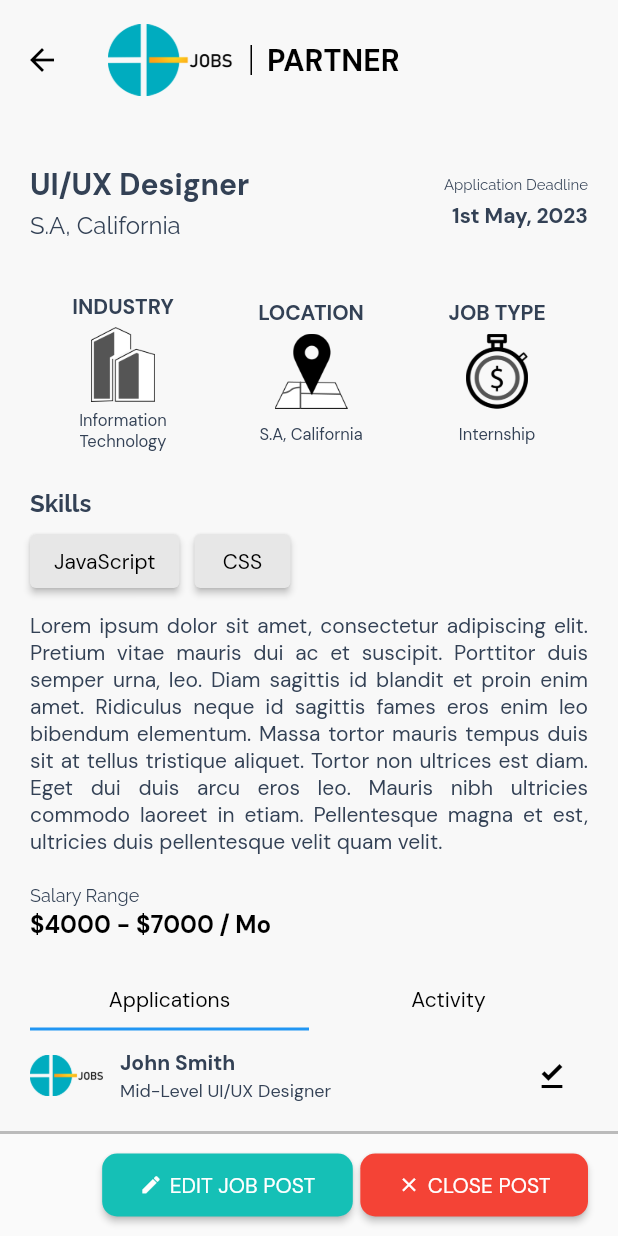
After one commit to Nicholas-Cy/Partner-App, a Flutter app: the ViewJobPost screen opened directly, on a phone screen of 412 x 824 dp. The commit adds this screen. Run offline on Flutter 3.47's test engine with Material 2 defaults, Android fonts, the phone set to English and light mode, and no system bars; our stand-ins replace google_fonts.

Commit message:
New/Ui: `View Job Post` screen MVP done

```diff
--- /dev/null
+++ b/lib/components/job-activity-list-item.dart
@@ -0,0 +1,63 @@
+import 'package:flutter/material.dart';
+import 'package:google_fonts/google_fonts.dart';
+
+import '../ui/theme_data/fonts.dart';
+
+class JobActivityListItem extends StatelessWidget {
+  const JobActivityListItem({super.key});
+
+  @override
+  Widget build(BuildContext context) {
+    return Padding(
+      padding: const EdgeInsets.only(bottom: 10.0),
+      child: Wrap(
+        crossAxisAlignment: WrapCrossAlignment.center,
+        children: [
+          const Padding(
+            padding: EdgeInsets.symmetric(vertical: 5.0),
+            child: Icon(Icons.circle, color: Colors.green),
+          ),
+          const SizedBox(width: 10.0),
+          RichText(
+            softWrap: true,
+            overflow: TextOverflow.fade,
+            text: TextSpan(
+              text: 'ABC, Inc',
+              style: GoogleFonts.dmSans(
+                textStyle: FontThemeData.btnBlackText,
+                color: Colors.blue,
+              ),
+              children: const <TextSpan>[
+                TextSpan(
+                  text: ' posted the job ',
+                  style: TextStyle(
+                    color: Colors.black45,
+                  ),
+                ),
+                TextSpan(
+                  text: 'UI UX Designer',
+                  style: TextStyle(
+                    fontWeight: FontWeight.bold,
+                  ),
+                ),
+              ],
+            ),
+          ),
+          const Padding(
+            padding: EdgeInsets.symmetric(horizontal: 5.0),
+            child: Icon(
+              Icons.circle,
+              color: Colors.black38,
+              size: 8.0,
+            ),
+          ),
+          Text(
+            "2 weeks ago",
+            style: GoogleFonts.dmSans(
+                textStyle: FontThemeData.btnBlackText, color: Colors.black45),
+          )
+        ],
+      ),
+    );
+  }
+}
--- /dev/null
+++ b/lib/components/job-applicant-list-item.dart
@@ -0,0 +1,59 @@
+import 'package:flutter/material.dart';
+import 'package:google_fonts/google_fonts.dart';
+
+import '../ui/theme_data/fonts.dart';
+
+class JobApplicantListItem extends StatelessWidget {
+  const JobApplicantListItem({super.key});
+
+  @override
+  Widget build(BuildContext context) {
+    return Padding(
+      padding: const EdgeInsets.symmetric(vertical: 5.0),
+      child: InkWell(
+        onTap: () {},
+        child: Row(
+          mainAxisAlignment: MainAxisAlignment.spaceBetween,
+          children: [
+            Row(
+              crossAxisAlignment: CrossAxisAlignment.center,
+              children: [
+                const Image(
+                  image: AssetImage('assets/images/logo.png'),
+                  width: 50.0,
+                  height: 50.0,
+                ),
+                const SizedBox(width: 10.0),
+                Column(
+                  mainAxisAlignment: MainAxisAlignment.center,
+                  crossAxisAlignment: CrossAxisAlignment.start,
+                  children: [
+                    Text(
+                      "John Smith",
+                      style: GoogleFonts.dmSans(
+                          textStyle: FontThemeData.profileName),
+                    ),
+                    const SizedBox(height: 2.0),
+                    Text(
+                      "Mid-Level UI/UX Designer",
+                      style: GoogleFonts.dmSans(
+                          textStyle: FontThemeData.profileOccupation),
+                    ),
+                  ],
+                ),
+              ],
+            ),
+            IconButton(
+              padding: const EdgeInsets.all(0.0),
+              onPressed: () {},
+              icon: const Icon(
+                Icons.file_download_done,
+                color: Colors.black,
+              ),
+            ),
+          ],
+        ),
+      ),
+    );
+  }
+}
--- a/lib/components/shared/job-item.dart
+++ b/lib/components/shared/job-item.dart
@@ -2,6 +2,7 @@ import 'package:flutter/material.dart';
 import 'package:google_fonts/google_fonts.dart';
 
 import '../../ui/theme_data/fonts.dart';
+import '../../ui/job-post/index.dart';
 
 class JobPost extends StatelessWidget {
   const JobPost({super.key});
@@ -9,7 +10,15 @@ class JobPost extends StatelessWidget {
   @override
   Widget build(BuildContext context) {
     double width = MediaQuery.of(context).size.width;
-    return Container(
+    return GestureDetector(
+      onTap: () {
+        Navigator.of(context).push(
+          MaterialPageRoute(
+            builder: (BuildContext context) => const ViewJobPost(),
+          ),
+        );
+      },
+      child: Container(
         width: width - 40.0,
         padding: const EdgeInsets.symmetric(
           vertical: 15.0,
@@ -80,6 +89,7 @@ class JobPost extends StatelessWidget {
             ),
           ],
         ),
+      ),
     );
   }
 }
--- /dev/null
+++ b/lib/ui/job-post/index.dart
@@ -0,0 +1,365 @@
+import 'package:flutter/material.dart';
+import 'package:google_fonts/google_fonts.dart';
+
+import '../theme_data/fonts.dart';
+import '../../components/job-applicant-list-item.dart';
+import '../../components/job-activity-list-item.dart';
+
+class ViewJobPost extends StatefulWidget {
+  const ViewJobPost({super.key});
+
+  @override
+  State<ViewJobPost> createState() => _ViewJobPostState();
+}
+
+class _ViewJobPostState extends State<ViewJobPost>
+    with TickerProviderStateMixin {
+  late TabController _tabController;
+
+  @override
+  void initState() {
+    _tabController = TabController(
+      length: 2,
+      vsync: this,
+      animationDuration: const Duration(milliseconds: 200),
+    );
+    super.initState();
+  }
+
+  @override
+  Widget build(BuildContext context) {
+    double width = MediaQuery.of(context).size.width;
+    double attributeContainer = 50.0;
+    double attributeContainerText = attributeContainer + 10.0;
+    return Scaffold(
+      appBar: AppBar(
+        title: Row(
+          children: [
+            const Image(
+              width: 85.0,
+              image: AssetImage('assets/images/logo.png'),
+            ),
+            const SizedBox(width: 10.0),
+            Container(
+              width: 1.0,
+              height: 20.0,
+              decoration: const BoxDecoration(color: Colors.black),
+            ),
+            const SizedBox(width: 10.0),
+            Text(
+              "PARTNER",
+              style:
+                  GoogleFonts.dmSans(textStyle: FontThemeData.partnerHeading),
+            ),
+          ],
+        ),
+        toolbarHeight: 80.0,
+        elevation: 0,
+        backgroundColor: const Color.fromRGBO(248, 248, 248, 1.0),
+        shadowColor: Colors.transparent,
+        iconTheme: const IconThemeData(color: Colors.black),
+      ),
+      backgroundColor: const Color.fromRGBO(248, 248, 248, 1.0),
+      body: SingleChildScrollView(
+        physics: const BouncingScrollPhysics(),
+        child: Container(
+          padding: const EdgeInsets.symmetric(vertical: 10.0, horizontal: 20.0),
+          color: const Color.fromRGBO(248, 248, 248, 1.0),
+          child: Column(
+            crossAxisAlignment: CrossAxisAlignment.start,
+            children: [
+              Padding(
+                padding: const EdgeInsets.symmetric(vertical: 20.0),
+                child: Row(
+                  mainAxisAlignment: MainAxisAlignment.spaceBetween,
+                  children: [
+                    Column(
+                      crossAxisAlignment: CrossAxisAlignment.start,
+                      children: <Widget>[
+                        Text("UI/UX Designer",
+                            style: GoogleFonts.dmSans(
+                                textStyle: FontThemeData.jobPostName)),
+                        const SizedBox(height: 5.0),
+                        Text("S.A, California",
+                            style: GoogleFonts.raleway(
+                                textStyle: FontThemeData.jobPostSecondHeading)),
+                      ],
+                    ),
+                    Column(
+                      crossAxisAlignment: CrossAxisAlignment.end,
+                      children: <Widget>[
+                        Text("Application Deadline",
+                            style: GoogleFonts.raleway(
+                                textStyle: FontThemeData.jobPostThirdHeading)),
+                        const SizedBox(height: 5.0),
+                        Text("1st May, 2023",
+                            style: GoogleFonts.dmSans(
+                                textStyle: FontThemeData.jobPostDeadlineDate))
+                      ],
+                    ),
+                  ],
+                ),
+              ),
+              const SizedBox(height: 10.0),
+              Padding(
+                padding: const EdgeInsets.symmetric(vertical: 5.0),
+                child: Row(
+                  mainAxisAlignment: MainAxisAlignment.spaceAround,
+                  children: [
+                    Column(
+                      children: <Widget>[
+                        Text("INDUSTRY",
+                            style: GoogleFonts.dmSans(
+                                textStyle:
+                                    FontThemeData.jobPostAttributesTitle)),
+                        const SizedBox(height: 5.0),
+                        Image(
+                          width: attributeContainer,
+                          height: attributeContainer,
+                          image: const AssetImage("assets/icons/industry.png"),
+                        ),
+                        const SizedBox(height: 5.0),
+                        SizedBox(
+                          width: attributeContainerText,
+                          child: Text(
+                            "Information Technology",
+                            style: GoogleFonts.dmSans(
+                                textStyle: FontThemeData.jobPostAttributesText),
+                            textAlign: TextAlign.center,
+                          ),
+                        ),
+                      ],
+                    ),
+                    Column(
+                      children: <Widget>[
+                        Text("LOCATION",
+                            style: GoogleFonts.dmSans(
+                                textStyle:
+                                    FontThemeData.jobPostAttributesTitle)),
+                        const SizedBox(height: 5.0),
+                        Image(
+                          width: attributeContainer,
+                          height: attributeContainer,
+                          image: const AssetImage("assets/icons/location.png"),
+                        ),
+                        const SizedBox(height: 10.0),
+                        Text("S.A, California",
+                            style: GoogleFonts.dmSans(
+                                textStyle:
+                                    FontThemeData.jobPostAttributesText)),
+                      ],
+                    ),
+                    Column(
+                      children: <Widget>[
+                        Text("JOB TYPE",
+                            style: GoogleFonts.dmSans(
+                                textStyle:
+                                    FontThemeData.jobPostAttributesTitle)),
+                        const SizedBox(height: 5.0),
+                        Image(
+                          width: attributeContainer,
+                          height: attributeContainer,
+                          image: const AssetImage("assets/icons/job-type.png"),
+                        ),
+                        const SizedBox(height: 10.0),
+                        Text("Internship",
+                            style: GoogleFonts.dmSans(
+                                textStyle:
+                                    FontThemeData.jobPostAttributesText)),
+                      ],
+                    ),
+                  ],
+                ),
+              ),
+              const SizedBox(height: 10.0),
+              Padding(
+                padding: const EdgeInsets.only(top: 10.0, bottom: 5.0),
+                child: Text(
+                  "Skills",
+                  style: GoogleFonts.raleway(
+                      textStyle: FontThemeData.jobPostSecondHeadingBold),
+                  textAlign: TextAlign.start,
+                ),
+              ),
+              Row(
+                children: <Widget>[
+                  Padding(
+                    padding: const EdgeInsets.only(right: 10.0),
+                    child: ElevatedButton(
+                      onPressed: () {},
+                      style: ElevatedButton.styleFrom(
+                        primary: const Color.fromRGBO(231, 231, 231, 1.0),
+                      ),
+                      child: Text(
+                        "JavaScript",
+                        style: GoogleFonts.dmSans(
+                            textStyle: FontThemeData.btnBlackText),
+                      ),
+                    ),
+                  ),
+                  ElevatedButton(
+                    onPressed: () {},
+                    style: ElevatedButton.styleFrom(
+                      primary: const Color.fromRGBO(231, 231, 231, 1.0),
+                    ),
+                    child: Text(
+                      "CSS",
+                      style: GoogleFonts.dmSans(
+                          textStyle: FontThemeData.btnBlackText),
+                    ),
+                  ),
+                ],
+              ),
+              const SizedBox(height: 10.0),
+              Text(
+                "Lorem ipsum dolor sit amet, consectetur adipiscing elit. Pretium vitae mauris dui ac et suscipit. Porttitor duis semper urna, leo. Diam sagittis id blandit et proin enim amet. Ridiculus neque id sagittis fames eros enim leo bibendum elementum. Massa tortor mauris tempus duis sit at tellus tristique aliquet. Tortor non ultrices est diam. Eget dui duis arcu eros leo. Mauris nibh ultricies commodo laoreet in etiam. Pellentesque magna et est, ultricies duis pellentesque velit quam velit.",
+                style: GoogleFonts.dmSans(textStyle: FontThemeData.jobPostText),
+                textAlign: TextAlign.justify,
+              ),
+              const SizedBox(height: 10.0),
+              Column(
+                crossAxisAlignment: CrossAxisAlignment.start,
+                children: [
+                  const SizedBox(height: 10.0),
+                  Text("Salary Range",
+                      style: GoogleFonts.raleway(
+                          textStyle: FontThemeData.jobPostSalaryRangeTitle)),
+                  const SizedBox(height: 2.0),
+                  Text("\$4000 - \$7000 / Mo",
+                      style: GoogleFonts.dmSans(
+                          textStyle: FontThemeData.jobPostSalaryRangeText))
+                ],
+              ),
+              const SizedBox(height: 20.0),
+              TabBar(
+                controller: _tabController,
+                tabs: [
+                  Padding(
+                    padding: const EdgeInsets.symmetric(vertical: 10.0),
+                    child: Text(
+                      "Applications",
+                      style: GoogleFonts.dmSans(
+                          textStyle: FontThemeData.btnBlackText),
+                    ),
+                  ),
+                  Padding(
+                    padding: const EdgeInsets.symmetric(vertical: 10.0),
+                    child: Text(
+                      "Activity",
+                      style: GoogleFonts.dmSans(
+                          textStyle: FontThemeData.btnBlackText),
+                    ),
+                  ),
+                ],
+              ),
+              SizedBox(
+                height: 250.0,
+                child: TabBarView(
+                  controller: _tabController,
+                  children: [
+                    SingleChildScrollView(
+                      clipBehavior: Clip.none,
+                      physics: const BouncingScrollPhysics(),
+                      child: Column(
+                        children: const [
+                          JobApplicantListItem(),
+                          JobApplicantListItem(),
+                          JobApplicantListItem(),
+                          JobApplicantListItem(),
+                          JobApplicantListItem(),
+                        ],
+                      ),
+                    ),
+                    SingleChildScrollView(
+                      clipBehavior: Clip.none,
+                      physics: const BouncingScrollPhysics(),
+                      child: Column(
+                        crossAxisAlignment: CrossAxisAlignment.start,
+                        children: const [
+                          SizedBox(height: 20.0),
+                          JobActivityListItem(),
+                          JobActivityListItem(),
+                        ],
+                      ),
+                    ),
+                  ],
+                ),
+              ),
+              const SizedBox(height: 60.0),
+            ],
+          ),
+        ),
+      ),
+      bottomSheet: Container(
+        width: width,
+        decoration: BoxDecoration(
+          border: Border(
+            top: BorderSide(
+              width: 2.0,
+              color: Colors.black.withOpacity(0.25),
+            ),
+          ),
+        ),
+        child: Padding(
+          padding: const EdgeInsets.only(top: 10.0, right: 20.0, bottom: 10.0),
+          child: Row(
+            mainAxisAlignment: MainAxisAlignment.end,
+            children: [
+              ElevatedButton(
+                style: ElevatedButton.styleFrom(
+                  primary: const Color.fromRGBO(21, 192, 182, 1.0),
+                  padding: const EdgeInsets.symmetric(
+                      vertical: 12.0, horizontal: 25.0),
+                  shape: RoundedRectangleBorder(
+                    borderRadius: BorderRadius.circular(
+                      10.0,
+                    ),
+                  ),
+                ),
+                onPressed: () {},
+                child: Row(
+                  children: [
+                    const Icon(Icons.edit, size: 15.0),
+                    const SizedBox(width: 5.0),
+                    Text(
+                      "EDIT JOB POST",
+                      style:
+                          GoogleFonts.dmSans(textStyle: FontThemeData.btnText),
+                    ),
+                  ],
+                ),
+              ),
+              const SizedBox(width: 5.0),
+              ElevatedButton(
+                style: ElevatedButton.styleFrom(
+                  primary: Colors.red,
+                  padding: const EdgeInsets.symmetric(
+                      vertical: 12.0, horizontal: 25.0),
+                  shape: RoundedRectangleBorder(
+                    borderRadius: BorderRadius.circular(
+                      10.0,
+                    ),
+                  ),
+                ),
+                onPressed: () {
+                  Navigator.pop(context);
+                },
+                child: Row(
+                  children: [
+                    const Icon(Icons.close, size: 15.0),
+                    const SizedBox(width: 5.0),
+                    Text(
+                      "CLOSE POST",
+                      style:
+                          GoogleFonts.dmSans(textStyle: FontThemeData.btnText),
+                    ),
+                  ],
+                ),
+              ),
+            ],
+          ),
+        ),
+      ),
+    );
+  }
+}
--- a/lib/ui/theme_data/fonts.dart
+++ b/lib/ui/theme_data/fonts.dart
@@ -53,6 +53,37 @@ abstract class FontThemeData {
     color: teal,
   );
 
+  // Job Post
+  static const TextStyle jobPostSecondHeading =
+      TextStyle(fontSize: 16, fontWeight: FontWeight.w400, color: grey700);
+
+  static const TextStyle jobPostSecondHeadingBold =
+      TextStyle(fontSize: 16, fontWeight: FontWeight.w700, color: grey700);
+
+  static const TextStyle jobPostThirdHeading =
+      TextStyle(fontSize: 10, fontWeight: FontWeight.w400, color: grey700);
+
+  static const TextStyle jobPostName =
+      TextStyle(fontSize: 20, fontWeight: FontWeight.w700, color: grey700);
+
+  static const TextStyle jobPostDeadlineDate =
+      TextStyle(fontSize: 14, fontWeight: FontWeight.w700, color: grey700);
+
+  static const TextStyle jobPostAttributesTitle =
+      TextStyle(fontSize: 14, fontWeight: FontWeight.w700, color: grey700);
+
+  static const TextStyle jobPostAttributesText =
+      TextStyle(fontSize: 11, fontWeight: FontWeight.w400, color: grey700);
+
+  static const TextStyle jobPostText =
+      TextStyle(fontSize: 14, fontWeight: FontWeight.w400, color: grey700);
+
+  static const TextStyle jobPostSalaryRangeTitle =
+      TextStyle(fontSize: 12, fontWeight: FontWeight.w400, color: grey700);
+
+  static const TextStyle jobPostSalaryRangeText =
+      TextStyle(fontSize: 16, fontWeight: FontWeight.w700, color: Colors.black);
+
   /// Login Page
   static const TextStyle authHeading =
       TextStyle(fontSize: 18, fontWeight: FontWeight.w500, color: Colors.black);
@@ -83,11 +114,11 @@ abstract class FontThemeData {
       TextStyle(fontSize: 14, fontWeight: FontWeight.w700, color: Colors.black);
 
   /// Profile Page
-  static const TextStyle profilePagePrimaryTitle =
-      TextStyle(fontSize: 20, fontWeight: FontWeight.w700, color: grey700);
+  static const TextStyle profileName =
+      TextStyle(fontSize: 14, fontWeight: FontWeight.w700, color: grey700);
 
-  static const TextStyle profilePageSecondaryTitle =
-      TextStyle(fontSize: 16, fontWeight: FontWeight.w700, color: grey700);
+  static const TextStyle profileOccupation =
+      TextStyle(fontSize: 12, fontWeight: FontWeight.w400, color: grey700);
 
   static const TextStyle profilePageOccupation =
       TextStyle(fontSize: 16, fontWeight: FontWeight.w400, color: grey700);
--- a/pubspec.yaml
+++ b/pubspec.yaml
@@ -30,3 +30,4 @@ flutter:
   assets:
     - assets/images/logo.png
     - assets/illustrations/
+    - assets/icons/
```
Also changed, not shown: assets/icons/industry.png (added), assets/icons/job-type.png (added), assets/icons/location.png (added). Lines whose indentation alone changed are shown as unchanged.
